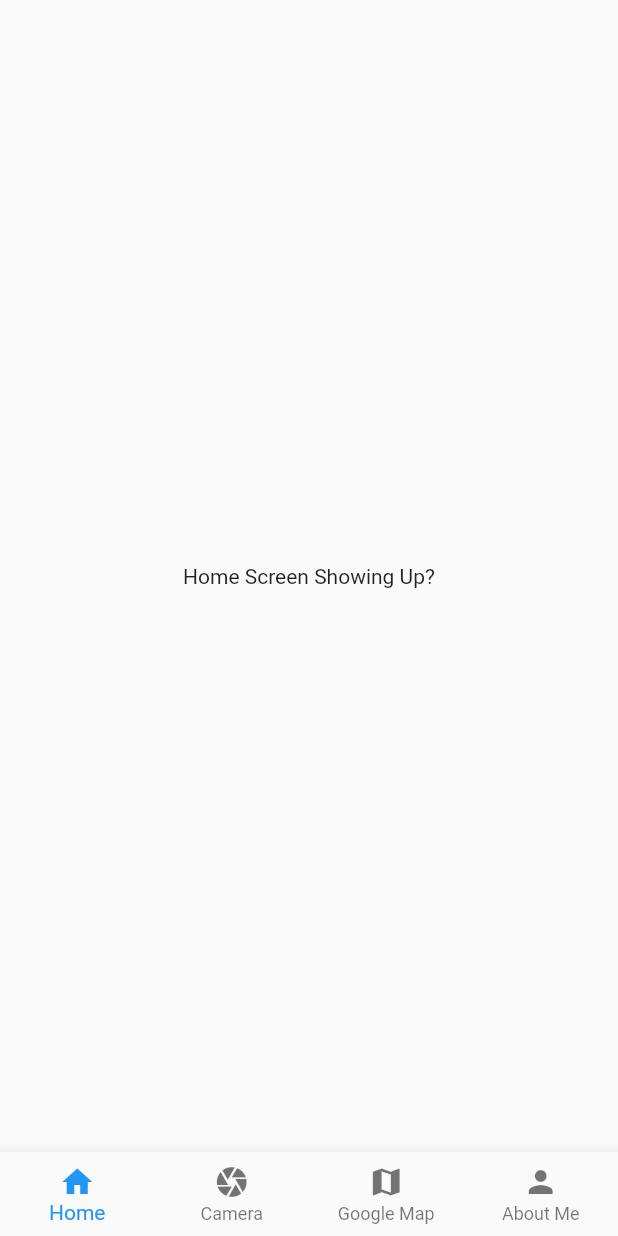
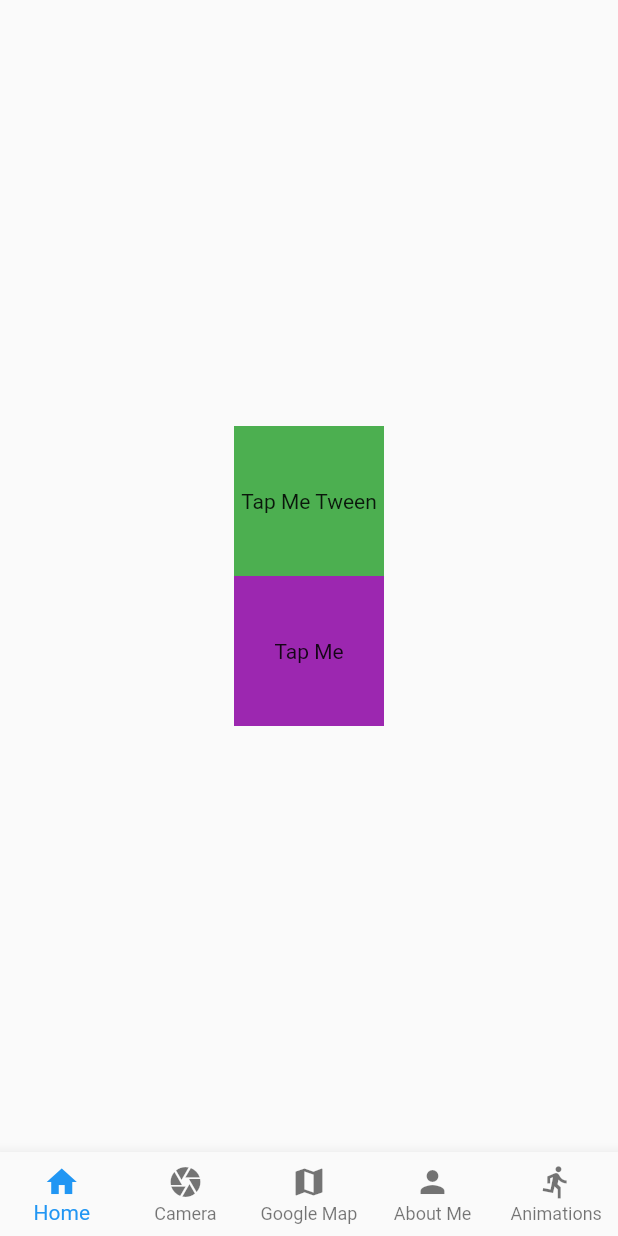
Before and after one commit to PhysicalRevelry/ugliest_app_ever, a Flutter app: the screen it shows after launch, on a phone screen of 412 x 824 dp. Run offline on Flutter 3.47's test engine with Material 2 defaults, Android fonts, the phone set to English and light mode, and no system bars.

Commit message:
Animation practice on my ugliest app ever :)

```diff
--- /dev/null
+++ b/lib/screens/animations.dart
@@ -0,0 +1,102 @@
+import 'package:flutter/widgets.dart';
+import 'package:flutter/material.dart';
+
+class Animations extends StatefulWidget {
+  @override
+  _AnimationsState createState() => _AnimationsState();
+}
+
+class _AnimationsState extends State<Animations>
+    with SingleTickerProviderStateMixin {
+  ///animated Container Control Station
+  //did some basic shit to force it to go back and forth
+  double _width = 100;
+  double _height = 100;
+  Color _color = Colors.purple;
+
+  void _updateState() {
+    setState(() {
+      _width == 200 ? _width = 100 : _width = 200;
+      _height == 200 ? _height = 100 : _height = 200;
+      _color == Colors.purple
+          ? _color = Colors.orangeAccent
+          : _color = Colors.purple;
+    });
+  }
+
+  ///Tween Animation control station
+  //Did a hack to make it button controllable, Tweens usually start right on load
+  //Seems that you can only use one tween per widget?
+  double endTweenValue = 1;
+  Tween<double> _scaleTween = Tween<double>(begin: 1, end: 1);
+  ColorTween _colorTween = ColorTween(begin: Colors.green, end: Colors.green);
+
+  void _updateTween() {
+    setState(() {
+      _scaleTween = Tween<double>(begin: 1, end: 2);
+      _colorTween = ColorTween(begin: Colors.green, end: Colors.pinkAccent);
+    });
+  }
+
+  ///Custom Animation Control Station
+  AnimationController _controller;
+
+  @override
+  void initState() {
+    _controller = AnimationController(
+      vsync: this,
+      duration: Duration(seconds: 2),
+    );
+    super.initState();
+  }
+
+  @override
+  Widget build(BuildContext context) {
+    return Scaffold(
+      body: SafeArea(
+        child: Center(
+          child: Column(
+            mainAxisAlignment: MainAxisAlignment.center,
+            children: [
+              TweenAnimationBuilder(
+                tween: _colorTween,
+                curve: Curves.linear,
+                duration: Duration(seconds: 1),
+                builder: (context, value, _) {
+                  return GestureDetector(
+                    onTap: () {
+                      _updateTween();
+                    },
+                    child: Container(
+                      width: 100,
+                      height: 100,
+                      color: value,
+                      child: Center(
+                        child: Text('Tap Me Tween'),
+                      ),
+                    ),
+                  );
+                },
+              ),
+              AnimatedContainer(
+                duration: Duration(seconds: 2),
+                curve: Curves.bounceOut,
+                width: _width,
+                height: _height,
+                color: _color,
+                child: GestureDetector(
+                  onTap: () {
+                    _updateState();
+                  },
+                  child: Center(
+                    child: Text('Tap Me'),
+                  ),
+                ),
+              ),
+            ],
+          ),
+        ),
+      ),
+    );
+  }
+}
--- a/lib/screens/homepage.dart
+++ b/lib/screens/homepage.dart
@@ -22,6 +22,7 @@ class LandingScreen extends StatelessWidget {
               BottomNavigationBarItem(icon: Icon(Icons.camera), label: 'Camera',),
               BottomNavigationBarItem(icon: Icon(Icons.map), label: 'Google Map',),
               BottomNavigationBarItem(icon: Icon(Icons.person), label: 'About Me',),
+              BottomNavigationBarItem(icon: Icon(Icons.directions_run), label: 'Animations',),
             ],
             currentIndex: navState.selectedIndex,
             onTap: (index){
--- a/lib/state/navigation.dart
+++ b/lib/state/navigation.dart
@@ -1,5 +1,6 @@
 import 'package:flutter/material.dart';
 import 'package:ugliest_app_ever/screens/about.dart';
+import 'package:ugliest_app_ever/screens/animations.dart';
 import 'package:ugliest_app_ever/screens/camera.dart';
 import 'package:ugliest_app_ever/screens/google_map.dart';
 import 'package:ugliest_app_ever/screens/home_screen.dart';
@@ -7,14 +8,15 @@ import 'package:ugliest_app_ever/screens/home_screen.dart';
 class NavigationState extends ChangeNotifier {
   int selectedIndex = 0;
 
-  List<Widget> navBarScreens = <Widget> [
+  List<Widget> navBarScreens = <Widget>[
+    Animations(),
     HomeScreen(),
     CameraScreen(),
     GoogleMap(),
     About(),
   ];
 
-  void onItemTap(int index){
+  void onItemTap(int index) {
     selectedIndex = index;
     notifyListeners();
   }
```
Also changed, not shown: pubspec.lock.
